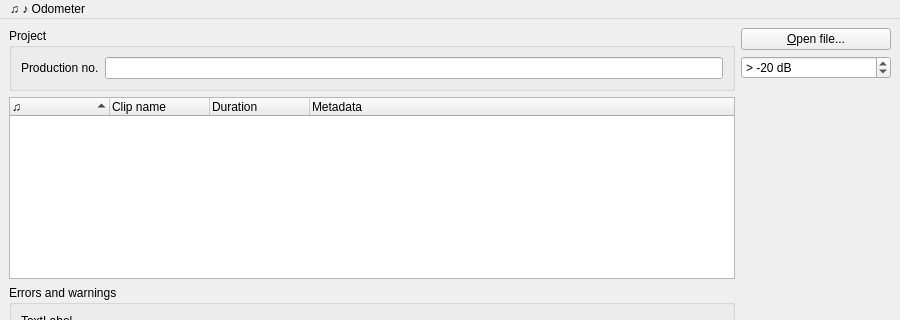
Before: the Qt Designer form src/gui/pling-plong-odometer.ui in havardgulldahl/pling-plong-odometer, drawn with Qt 5; both pictures show x 0 to 900 and y 0 to 320 of the 900 by 665 pixel window.
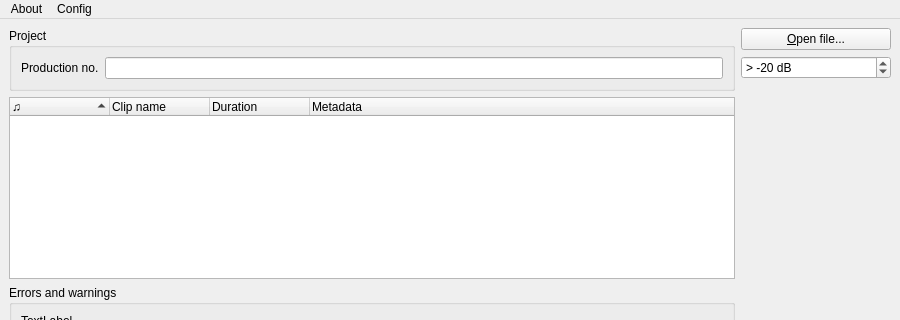
After: the same form once the commit is applied. Icons and pictures are not drawn.

Commit message: Adding duration spinbox for manual correction; UI for about boxes

```diff
--- a/src/gui/pling-plong-odometer.ui
+++ b/src/gui/pling-plong-odometer.ui
@@ -394,12 +394,20 @@
    </property>
    <widget class="QMenu" name="menu_About">
     <property name="title">
-     <string>♫ ♪ Odometer</string>
+     <string>About</string>
     </property>
     <addaction name="actionAbout_Odometer"/>
     <addaction name="actionAbout_Qt"/>
+    <addaction name="actionAbout_Echonest"/>
+   </widget>
+   <widget class="QMenu" name="menuConfig">
+    <property name="title">
+     <string>Config</string>
+    </property>
+    <addaction name="actionConfig"/>
    </widget>
    <addaction name="menu_About"/>
+   <addaction name="menuConfig"/>
   </widget>
   <widget class="QStatusBar" name="statusbar"/>
   <action name="actionAbout_Odometer">
```
Left out of the diff: 12 changed lines with no effect on the pictures. The commit also changes 4 other files.
